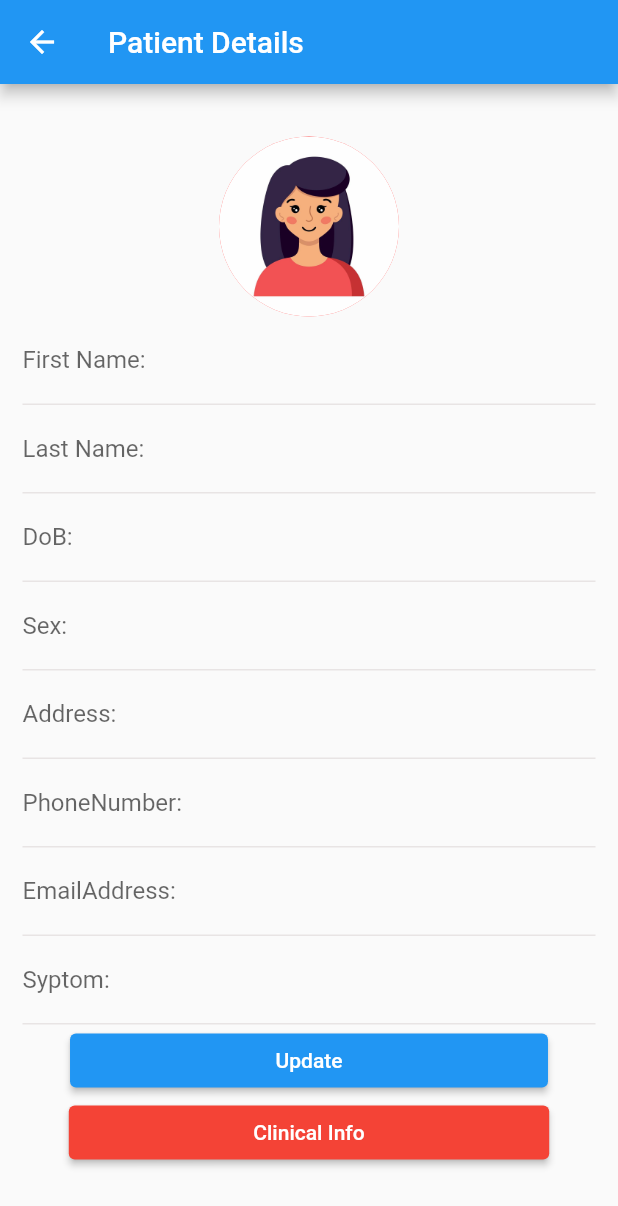
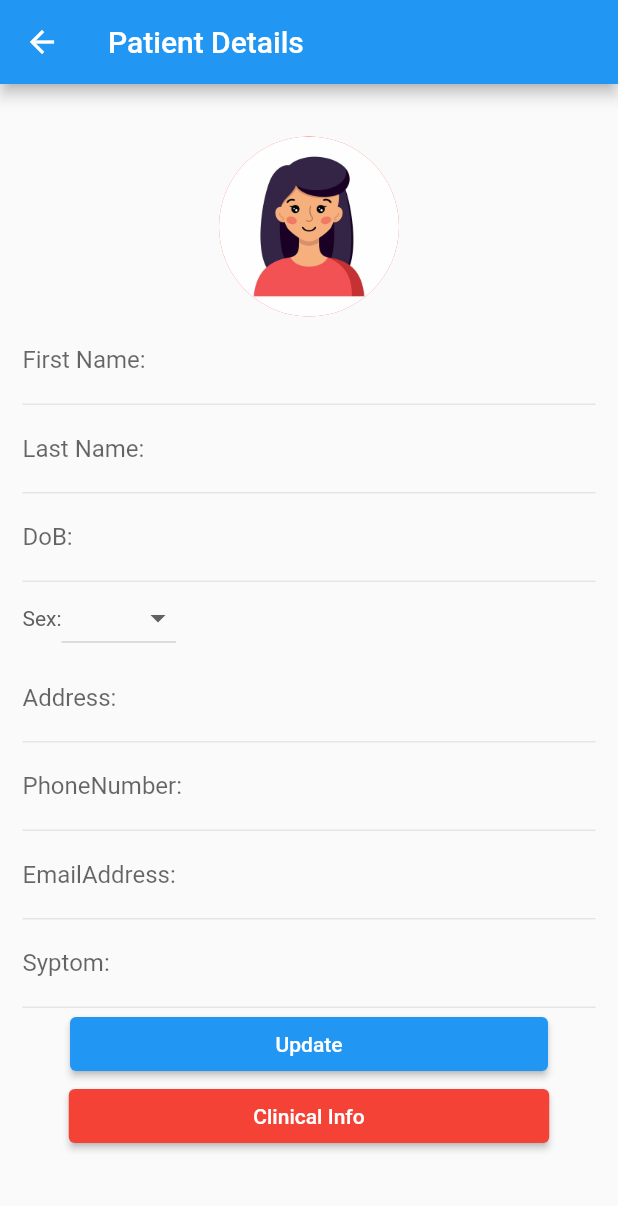
Before and after one commit to mxie10/PatienyCareApp, a Flutter app: the PatientDetailsScreen screen opened directly with empty values, on a phone screen of 412 x 824 dp. Shown: the top 1206 px of the screen. Run offline on Flutter 3.47's test engine with Material 2 defaults, Android fonts, the phone set to English and light mode, and no system bars; network calls fail.

Commit message:
fix style issue

```diff
--- a/lib/main.dart
+++ b/lib/main.dart
@@ -27,7 +27,7 @@ class MyApp extends StatelessWidget {
                       child: Text(
                         "Patient List",
                         style: TextStyle(
-                          fontSize: 18, // Change the font size to 20
+                          fontSize: 19, // Change the font size to 20
                         ),
                       ),
                   ))
--- a/lib/patientDetails.dart
+++ b/lib/patientDetails.dart
@@ -22,6 +22,7 @@ class _PatientDetailsScreen extends State<PatientDetailsScreen> {
   String? phoneNumber = "";
   String? email = "";
   String? symotom = "";
+  List<String> _dropdownSexItems = ['', 'Male', 'Female'];
 
   void initState() {
     super.initState();
@@ -151,23 +152,31 @@ class _PatientDetailsScreen extends State<PatientDetailsScreen> {
                     });
                   },
                 ),
-                TextFormField(
-                  initialValue: _patientModel.sex,
-                  enabled: true,
-                  decoration: const InputDecoration(
-                    border: UnderlineInputBorder(),
-                    labelText: 'Sex:',
-                    enabledBorder: UnderlineInputBorder(
-                      borderSide:
-                          BorderSide(color: Color.fromRGBO(232, 228, 228, 1)),
+                Row(mainAxisAlignment: MainAxisAlignment.start, children: [
+                  Transform.scale(
+                    scale:
+                        1.0, // Increase the scale factor to make the text bigger
+                    child: Text(
+                      'Sex:',
+                      style: TextStyle(
+                          color: Color.fromRGBO(96, 96, 96, 1)),
                     ),
                   ),
-                  onChanged: (value) {
-                    setState(() {
-                      sex = value;
-                    });
-                  },
-                ),
+                  DropdownButton(
+                    value: sex,
+                    items: _dropdownSexItems.map((String value) {
+                      return DropdownMenuItem<String>(
+                        value: value,
+                        child: Text(value),
+                      );
+                    }).toList(),
+                    onChanged: (String? newValue) {
+                      setState(() {
+                        sex = newValue!;
+                      });
+                    },
+                  ),
+                ]),
                 TextFormField(
                   initialValue: _patientModel.address,
                   enabled: true,
```
